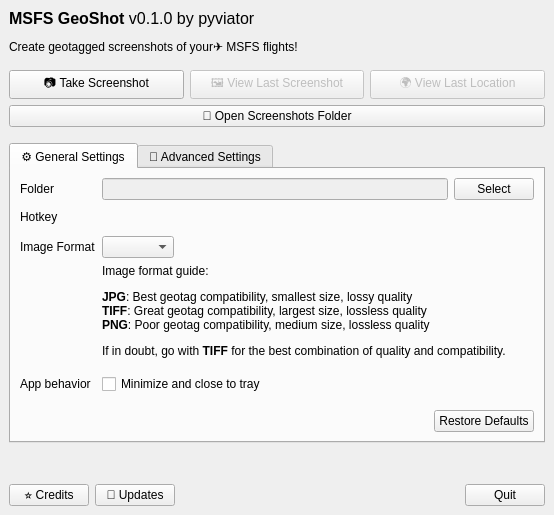
This is qtdesigner/main_window.ui in pyviator/msfs-geoshot as Qt 5 draws it before an edit. The edited form follows.
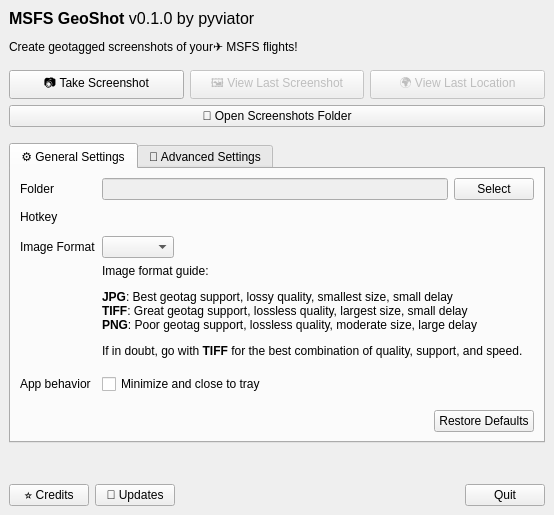
This is the edited form.

Commit message: Update imaeg format descriptions

```diff
--- a/qtdesigner/main_window.ui
+++ b/qtdesigner/main_window.ui
@@ -167,7 +167,7 @@
         <item row="5" column="1" colspan="4">
          <widget class="QLabel" name="label_6">
           <property name="text">
-           <string>&lt;html&gt;&lt;head/&gt;&lt;body&gt;&lt;p&gt;Image format guide:&lt;/p&gt;&lt;p&gt;&lt;span style=&quot; font-weight:600;&quot;&gt;JPG&lt;/span&gt;: Best geotag compatibility, smallest size, lossy quality&lt;br/&gt;&lt;span style=&quot; font-weight:600;&quot;&gt;TIFF&lt;/span&gt;: Great geotag compatibility, largest size, lossless quality&lt;br/&gt;&lt;span style=&quot; font-weight:600;&quot;&gt;PNG&lt;/span&gt;: Poor geotag compatibility, medium size, lossless quality&lt;/p&gt;&lt;p&gt;If in doubt, go with &lt;span style=&quot; font-weight:600;&quot;&gt;TIFF&lt;/span&gt; for the best combination of quality and compatibility. &lt;/p&gt;&lt;/body&gt;&lt;/html&gt;</string>
+           <string>&lt;html&gt;&lt;head/&gt;&lt;body&gt;&lt;p&gt;Image format guide:&lt;/p&gt;&lt;p&gt;&lt;span style=&quot; font-weight:600;&quot;&gt;JPG&lt;/span&gt;: Best geotag support, lossy quality, smallest size, small delay&lt;br/&gt;&lt;span style=&quot; font-weight:600;&quot;&gt;TIFF&lt;/span&gt;: Great geotag support, lossless quality, largest size, small delay&lt;br/&gt;&lt;span style=&quot; font-weight:600;&quot;&gt;PNG&lt;/span&gt;: Poor geotag support, lossless quality, moderate size, large delay&lt;/p&gt;&lt;p&gt;If in doubt, go with &lt;span style=&quot; font-weight:600;&quot;&gt;TIFF&lt;/span&gt; for the best combination of quality, support, and speed. &lt;/p&gt;&lt;/body&gt;&lt;/html&gt;</string>
           </property>
           <property name="wordWrap">
            <bool>true</bool>
```
